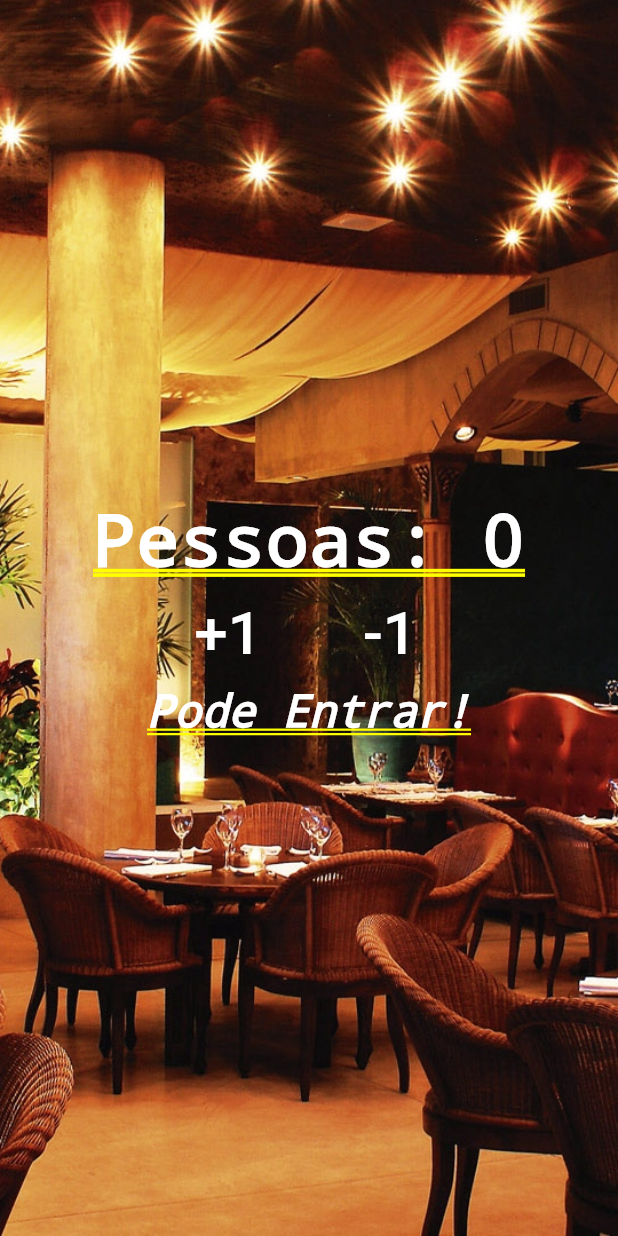
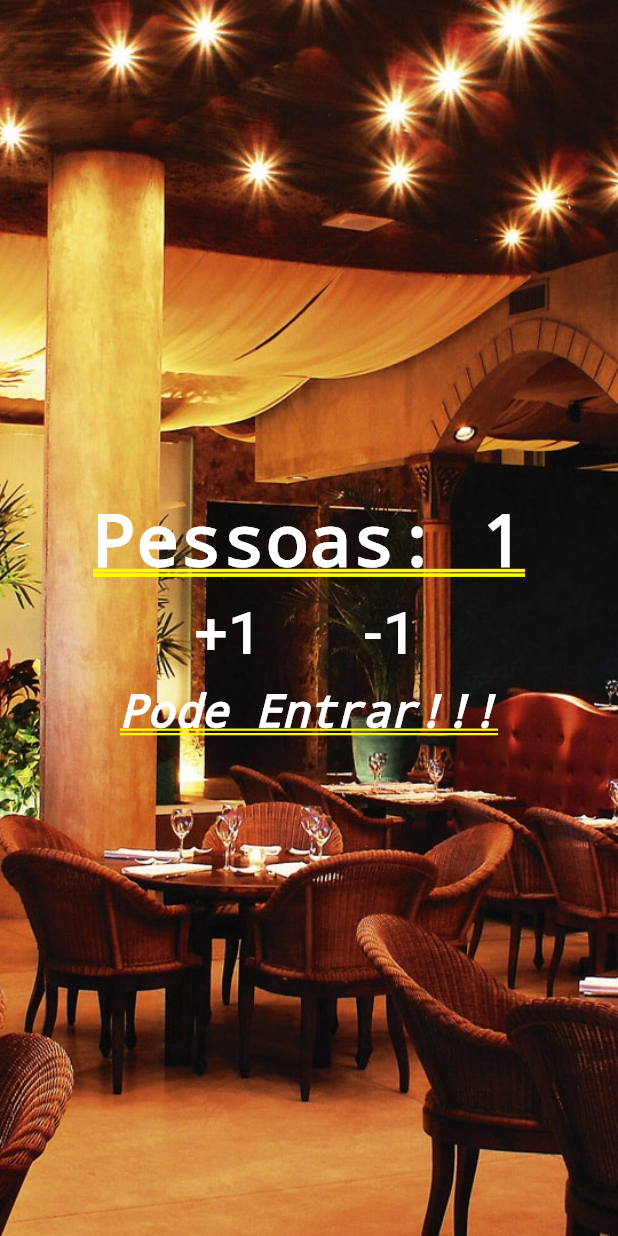
Before and after one commit to Thejoker2012/contador_de_pessoas, a Flutter app: the screen it shows after launch, after a tap on "+1", on a phone screen of 412 x 824 dp. Run offline on Flutter 3.47's test engine with Material 2 defaults, Android fonts, the phone set to English and light mode, and no system bars.

Commit message:
Atualizações Adicionando Stateful Widget Criando um Home para ser executado no build Criando uma variável int Criando uma função atualiza pessoa Criando uma função para atualizar a quantidade de pessoas

```diff
--- a/lib/main.dart
+++ b/lib/main.dart
@@ -10,7 +10,36 @@ void main() {
       //Nome do parametro
       //home: Container(color: Colors.white,)//Conteiner para ser usado para colocar outros widgets
 
-      home: Stack(
+      home: Home()));//Passando o Widget Stateful para ser executado
+}
+
+class Home extends StatefulWidget {//Widget Stateful
+  @override
+  _HomeState createState() => _HomeState();
+}
+
+class _HomeState extends State<Home> {
+
+  int _pessoas = 0;//Variavel pessoas privada para ser usada no codigo abaixo
+  String _infoText = "Pode Entrar!";
+
+  void _atualizaPessoas(int delta){ //função para atualizar a quantidade de pessoas na tela, vai atualizar apenas onde foi modificado
+    setState(() { //função para informar que algo foi atualizado
+      _pessoas += delta;
+
+      if(_pessoas < 0){
+        _infoText = "Mundo invertido!!!";
+      }else if(_pessoas <= 10){
+        _infoText = "Pode Entrar!!!";
+      }else{
+        _infoText = "Lotado!!!";
+      }
+    });
+  }
+
+  @override
+  Widget build(BuildContext context) { // A função buid sempre é chamada quando queremos modificar algo no layout
+    return Stack(
       // Permite colocar uma widget sobre o outro
       children: <Widget>[
         //filho do wisget Stack
@@ -30,7 +59,7 @@ void main() {
             //Lista de widgets (filhos da column)
             Text(
               //Texto a ser exibido na tela
-                "Pessoas: 0",
+              "Pessoas: $_pessoas",
               style: TextStyle(
                 //Formatação do Texto
                   color: Colors.white, //Cor do Texto
@@ -56,7 +85,7 @@ void main() {
                     ),
                     //Função anonima
                     onPressed:
-                          () {}, //colocar uma função para ser executada quando o botão for pressionado
+                        () {_atualizaPessoas(1);}, //função para ser executada quando o botão for pressionado
                   ),
                 ),
                 Padding(
@@ -72,14 +101,14 @@ void main() {
                     ),
                     //Função anonima
                     onPressed:
-                          () {}, //colocar uma função para ser executada quando o botão for pressionado
+                        () {_atualizaPessoas(-1);}, //função para ser executada quando o botão for pressionado
                   ),
                 ),
               ],
             ),
             Text(
               //Texto a ser exibido na tela
-                "Pode Entrar!",
+              _infoText,
               style: TextStyle(
                 //Formatação do Texto
                   color: Colors.white, //Cor do Texto
@@ -89,5 +118,6 @@ void main() {
           ],
         )
       ],
-      )));
+    );
   }
+}
```
Lines whose indentation alone changed are shown as unchanged.
